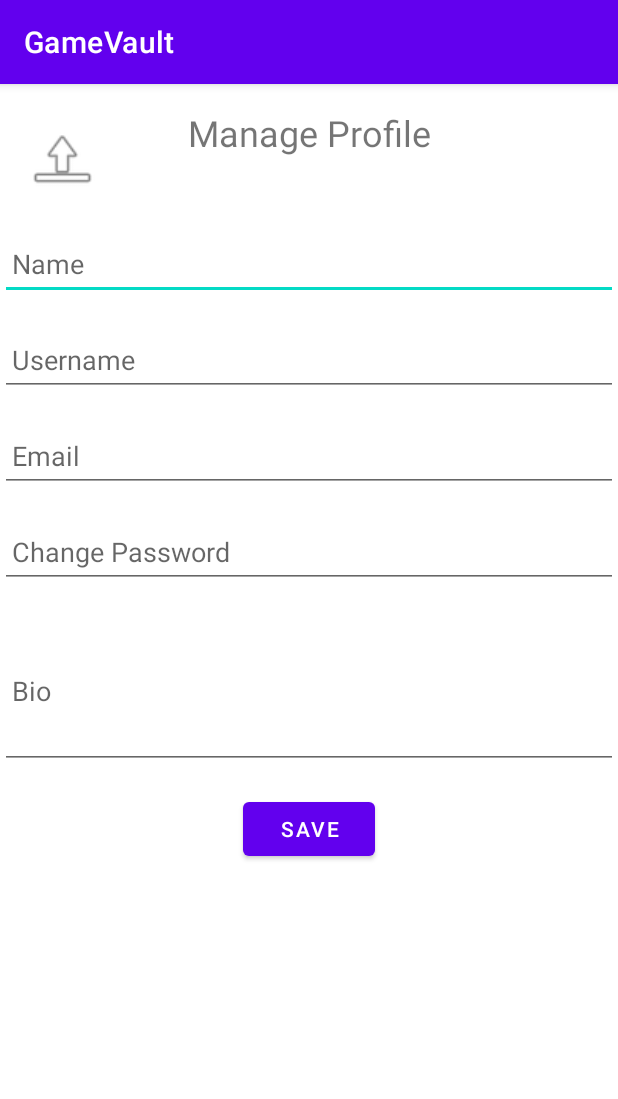
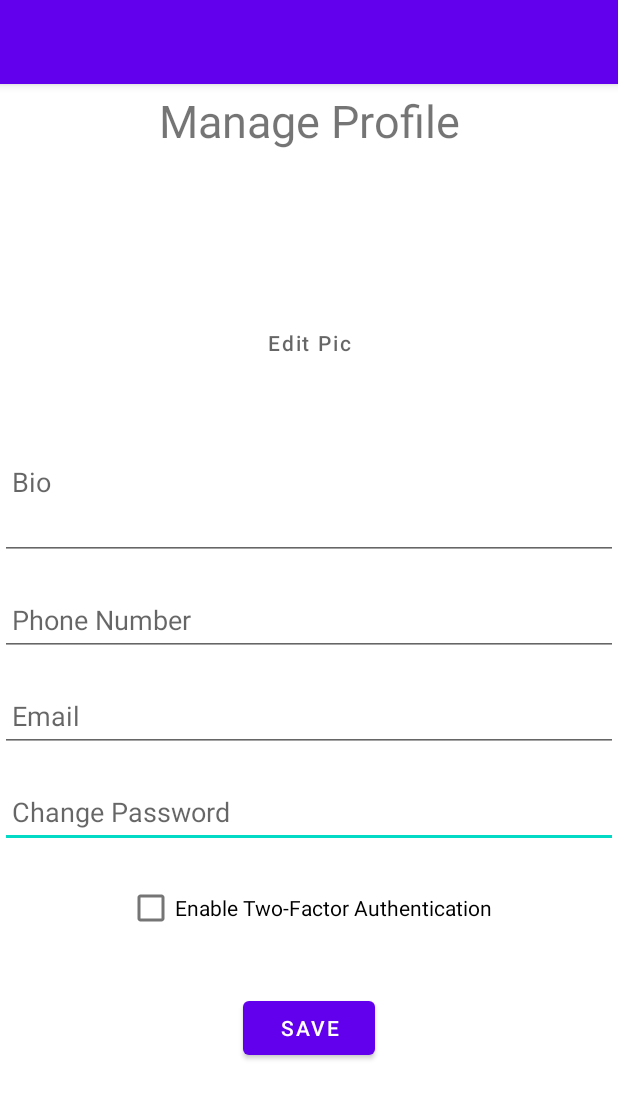
Before and after one commit to Team2FS/GameVault, an Android app: the ManageProfileActivity screen opened directly, with no data from a screen before it, on a phone screen of 412 x 824 dp. Shown: the top 1099 px of the screen. Run offline under Robolectric (Android 15) with nearby library versions, the phone set to English and light mode, and no system bars; our stand-ins replace Firebase (no records; nobody signed in at launch, a user with empty details on screens opened directly); pictures from the network do not load.

Commit message:
Manage profile page fully laid out following wire frame

```diff
--- a/app/build.gradle.kts
+++ b/app/build.gradle.kts
@@ -50,8 +50,11 @@ dependencies {
     androidTestImplementation("androidx.test.espresso:espresso-core:3.6.1")
     implementation(platform("com.google.firebase:firebase-bom:33.7.0"))
     implementation("com.google.firebase:firebase-auth")
+    implementation("com.google.firebase:firebase-storage:latest_version")
 //    implementation("com.google.firebase:firebase-analytics")
 //    implementation("com.google.firebase:firebase-crashlytics")
 //    implementation("com.google.firebase:firebase-firestore")
 //    implementation("com.google.firebase:firebase-database")
+
+
 }
--- a/app/src/main/AndroidManifest.xml
+++ b/app/src/main/AndroidManifest.xml
@@ -20,6 +20,7 @@
                 android:exported="false"/>
         <activity
                 android:name=".ui.settings.manageprofile.ManageProfileActivity"
+                android:label=""
                 android:exported="false"/>
         <activity
                 android:name=".ui.login.loginActivity"
--- a/app/src/main/java/com/example/gamevault/ui/settings/manageprofile/ManageProfileActivity.java
+++ b/app/src/main/java/com/example/gamevault/ui/settings/manageprofile/ManageProfileActivity.java
@@ -15,10 +15,11 @@ import androidx.core.graphics.Insets;
 import androidx.core.view.ViewCompat;
 import androidx.core.view.WindowInsetsCompat;
 import com.example.gamevault.R;
+import com.google.firebase.auth.FirebaseAuth;
+import com.google.firebase.auth.FirebaseUser;
 
 
-
-    public class ManageProfileActivity extends AppCompatActivity {
+public class ManageProfileActivity extends AppCompatActivity {
         private static final int PICK_IMAGE_REQUEST = 1;
         private ImageView profileImage;
         private Button btnChangePicture;
@@ -69,10 +70,15 @@ import com.example.gamevault.R;
         }
 
         private void saveProfile() {
+
             // Here you can implement the logic to save the profile information
             // For example, you can save the imageUri to Firebase Storage and user data to Firestore
 
             if (imageUri != null) {
+                FirebaseUser user = FirebaseAuth.getInstance().getCurrentUser();
+                if(user != null) {
+
+                }
                 // Upload the image to Firebase Storage and save user data
                 // Example: uploadImageToFirebase(imageUri);
                 Toast.makeText(this, "Profile saved!", Toast.LENGTH_SHORT).show();
--- a/app/src/main/res/layout/activity_manage_profile.xml
+++ b/app/src/main/res/layout/activity_manage_profile.xml
@@ -12,61 +12,80 @@
     <!-- profile picture -->
 
 
+    <!-- Replace with your profile image placeholder -->
+
+
+    <!-- Replace with your pencil icon -->
+
     <TextView
             android:id="@+id/titleTextView"
             android:layout_width="wrap_content"
             android:layout_height="wrap_content"
             android:text="Manage Profile"
-            android:textSize="24sp"
+            android:textSize="30sp"
             app:layout_constraintTop_toTopOf="parent"
             app:layout_constraintStart_toStartOf="parent"
             app:layout_constraintEnd_toEndOf="parent"
-            android:layout_marginTop="16dp"/>
-
-    <!-- Replace with your profile image placeholder -->
-
-
-    <!-- Replace with your pencil icon -->
+            android:gravity="center"
+            android:layout_marginTop="4dp"/>
 
     <ImageView
             android:id="@+id/profileImageView"
             android:layout_height="80dp"
             android:layout_width="80dp"
-
             android:contentDescription="Profile Picture"
+            android:scaleType="centerCrop"
+            tools:srcCompat="@android:drawable/stat_sys_upload"
+            app:layout_constraintTop_toBottomOf="@id/titleTextView"
             app:layout_constraintStart_toStartOf="parent"
-            android:layout_marginTop="16dp"
-            android:scaleType="centerCrop" app:layout_constraintTop_toTopOf="parent"
-            tools:srcCompat="@android:drawable/ic_menu_edit" android:layout_marginStart="12dp"/>
+            app:layout_constraintEnd_toEndOf="parent"
+            android:layout_marginTop="16dp"/>
     <Button
             android:id="@+id/btnChangePicture"
-            android:layout_width="52dp"
-            android:layout_height="48dp"
+            android:layout_width="wrap_content"
+            android:layout_height="wrap_content"
+            android:hint="Edit Pic"
             android:background="@android:color/transparent"
-            app:layout_constraintBaseline_toTopOf="parent"
-            app:layout_constraintTop_toTopOf="parent"
-            android:layout_marginTop="26dp" app:layout_constraintStart_toStartOf="parent"
-            android:layout_marginStart="15dp" tools:ignore="SpeakableTextPresentCheck"/>
-    <EditText
-            android:id="@+id/nameEditText"
-            android:layout_width="0dp"
-            android:layout_height="wrap_content"
-            android:hint="Name"
+            app:layout_constraintTop_toBottomOf="@id/profileImageView"
             app:layout_constraintStart_toStartOf="parent"
             app:layout_constraintEnd_toEndOf="parent"
-            android:padding="8dp" app:layout_constraintTop_toTopOf="parent" android:layout_marginTop="96dp"
-            android:minHeight="48dp"/>
-
-    <EditText
-            android:id="@+id/usernameEditText"
-            android:layout_width="0dp"
+            android:layout_marginTop="8dp" />
+    <CheckBox
+            android:id="@+id/checkBoxTwoFactorAuth"
+            android:layout_width="wrap_content"
             android:layout_height="wrap_content"
-            android:hint="Username"
-            app:layout_constraintTop_toBottomOf="@id/nameEditText"
+            android:text="Enable Two-Factor Authentication"
+            app:layout_constraintTop_toBottomOf="@id/passwordEditText"
             app:layout_constraintStart_toStartOf="parent"
             app:layout_constraintEnd_toEndOf="parent"
             android:layout_marginTop="16dp"
-            android:padding="8dp" android:minHeight="48dp"/>
+
+    />
+    <EditText
+            android:id="@+id/passwordEditText"
+            android:layout_width="0dp"
+            android:layout_height="wrap_content"
+            android:hint="Change Password"
+            android:inputType="textPassword"
+            android:minHeight="48dp"
+            app:layout_constraintTop_toBottomOf="@id/emailEditText"
+            app:layout_constraintStart_toStartOf="parent"
+            app:layout_constraintEnd_toEndOf="parent"
+            android:layout_marginTop="16dp"
+            android:padding="8dp"
+            />
+    <EditText
+            android:id="@+id/editTextPhoneNumber"
+            android:layout_width="0dp"
+            android:layout_height="wrap_content"
+            android:hint="Phone Number"
+            android:minHeight="48dp"
+            app:layout_constraintTop_toBottomOf="@id/bioEditText"
+            app:layout_constraintStart_toStartOf="parent"
+            app:layout_constraintEnd_toEndOf="parent"
+            android:layout_marginTop="16dp"
+            android:padding="8dp"/>
+
 
     <EditText
             android:id="@+id/emailEditText"
@@ -74,24 +93,12 @@
             android:layout_height="wrap_content"
             android:hint="Email"
             android:inputType="textEmailAddress"
-            app:layout_constraintTop_toBottomOf="@id/usernameEditText"
+            android:minHeight="48dp"
+            app:layout_constraintTop_toBottomOf="@id/editTextPhoneNumber"
             app:layout_constraintStart_toStartOf="parent"
             app:layout_constraintEnd_toEndOf="parent"
             android:layout_marginTop="16dp"
-            android:padding="8dp" android:minHeight="48dp"/>
-
-    <EditText
-            android:id="@+id/passwordEditText"
-            android:layout_width="0dp"
-            android:layout_height="wrap_content"
-            android:hint="Change Password"
-            android:inputType="textPassword"
-            app:layout_constraintTop_toBottomOf="@id/emailEditText"
-            app:layout_constraintStart_toStartOf="parent"
-            app:layout_constraintEnd_toEndOf="parent"
-            android:layout_marginTop="16dp"
-            android:padding="8dp" android:minHeight="48dp"/>
-
+            android:padding="8dp"/>
     <EditText
             android:id="@+id/bioEditText"
             android:layout_width="0dp"
@@ -99,25 +106,19 @@
             android:hint="Bio"
             android:inputType="textMultiLine"
             android:lines="4"
-            app:layout_constraintTop_toBottomOf="@id/passwordEditText"
+            android:padding="8dp"
+            app:layout_constraintTop_toBottomOf="@id/btnChangePicture"
             app:layout_constraintStart_toStartOf="parent"
             app:layout_constraintEnd_toEndOf="parent"
-            android:layout_marginTop="16dp"
-            android:padding="8dp"/>
-
+            android:layout_marginTop="16dp"/>
     <Button
             android:id="@+id/btnSaveProfile"
             android:layout_width="wrap_content"
             android:layout_height="wrap_content"
             android:text="Save"
-            app:layout_constraintTop_toBottomOf="@id/bioEditText"
+            app:layout_constraintTop_toBottomOf="@id/checkBoxTwoFactorAuth"
             app:layout_constraintStart_toStartOf="parent"
             app:layout_constraintEnd_toEndOf="parent"
-            android:layout_marginTop="16dp"/>
-    <ImageView
-            android:layout_width="51dp"
-            android:layout_height="49dp" app:srcCompat="@android:drawable/ic_menu_upload"
-            android:id="@+id/imageView4" app:layout_constraintTop_toTopOf="parent"
-            android:layout_marginTop="26dp" app:layout_constraintStart_toStartOf="parent"
-            android:layout_marginStart="16dp"/>
+            android:layout_marginTop="32dp"
+    />
 </androidx.constraintlayout.widget.ConstraintLayout>
--- a/app/src/main/res/values/strings.xml
+++ b/app/src/main/res/values/strings.xml
@@ -19,7 +19,7 @@
     <string name="next">Next</string>
     <string name="previous">Previous</string>
     <string name="profile_picture">Profile Picture</string>
-    <string name="full_name">Full Name</string>
+    <string name="phone_number">Phone Number</string>
     <string name="bio">Bio</string>
     <string name="change_picture">Change Picture</string>
     <string name="save_profile">Save Profile</string>
```
